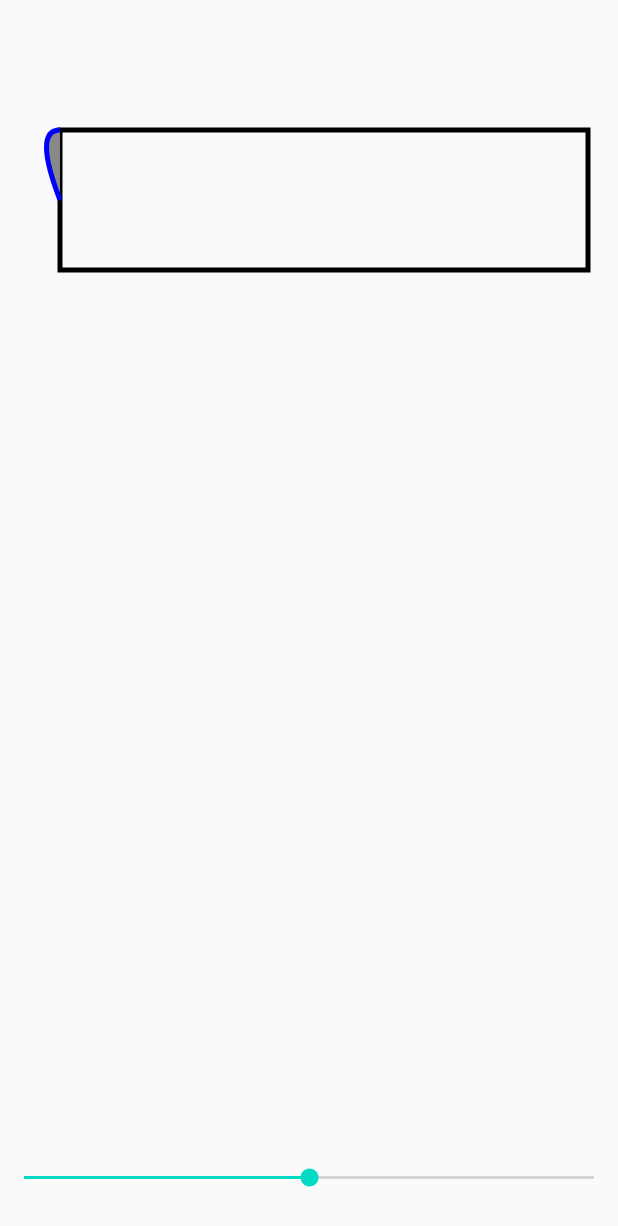
After one commit to ChanningShaw/AndroidPlayground, an Android app: the DrawPathActivity screen opened directly, with no data from a screen before it, on a phone screen of 412 x 824 dp. The commit adds this screen. Shown: the top 1226 px of the screen. Run offline under Robolectric (Android 15) with nearby library versions, the phone set to English and light mode, and no system bars.

Commit message:
添加贝塞尔曲线demo

```diff
--- a/app/src/main/AndroidManifest.xml
+++ b/app/src/main/AndroidManifest.xml
@@ -20,7 +20,7 @@
         <activity android:name=".render.MatrixDemoActivity" />
         <activity android:name=".render.DrawTextDemoActivity" />
         <activity android:name=".planegeometry.PlaneGeometryActivity" />
-        <activity android:name=".sort.SortActivity" /><activity android:name=".kotlin.CoroutineActivity" /><activity android:name=".kotlin.FlowActivity" />
+        <activity android:name=".sort.SortActivity" /><activity android:name=".kotlin.CoroutineActivity" /><activity android:name=".kotlin.FlowActivity" /><activity android:name=".render.DrawPathActivity" />
     </application>
 
 </manifest>
--- a/app/src/main/java/com/wedream/demo/MainActivity.kt
+++ b/app/src/main/java/com/wedream/demo/MainActivity.kt
@@ -12,6 +12,7 @@ import com.wedream.demo.kotlin.FlowActivity
 import com.wedream.demo.render.DrawTextDemoActivity
 import com.wedream.demo.render.MatrixDemoActivity
 import com.wedream.demo.planegeometry.PlaneGeometryActivity
+import com.wedream.demo.render.DrawPathActivity
 import com.wedream.demo.sort.SortActivity
 
 class MainActivity : AppCompatActivity() {
@@ -23,7 +24,8 @@ class MainActivity : AppCompatActivity() {
             PlaneGeometryActivity::class.java,
             CoroutineActivity::class.java,
             FlowActivity::class.java,
-            SortActivity::class.java
+            SortActivity::class.java,
+            DrawPathActivity::class.java
         )
     }
 
--- /dev/null
+++ b/app/src/main/java/com/wedream/demo/render/DrawPathActivity.kt
@@ -0,0 +1,28 @@
+package com.wedream.demo.render
+
+import android.os.Bundle
+import android.widget.SeekBar
+import androidx.appcompat.app.AppCompatActivity
+import com.wedream.demo.R
+
+class DrawPathActivity : AppCompatActivity() {
+
+    var demoView: DrawPathView? = null
+
+    override fun onCreate(savedInstanceState: Bundle?) {
+        super.onCreate(savedInstanceState)
+        setContentView(R.layout.activity_draw_path)
+        demoView = findViewById(R.id.demo_view)
+        findViewById<SeekBar>(R.id.seek).setOnSeekBarChangeListener(object : SeekBar.OnSeekBarChangeListener {
+            override fun onProgressChanged(seekBar: SeekBar?, progress: Int, fromUser: Boolean) {
+                demoView?.setVoiceWeakenLength(progress.toFloat())
+            }
+
+            override fun onStartTrackingTouch(seekBar: SeekBar?) {
+            }
+
+            override fun onStopTrackingTouch(seekBar: SeekBar?) {
+            }
+        })
+    }
+}
--- /dev/null
+++ b/app/src/main/java/com/wedream/demo/render/DrawPathView.kt
@@ -0,0 +1,62 @@
+package com.wedream.demo.render
+
+import android.content.Context
+import android.graphics.*
+import android.util.AttributeSet
+import android.view.MotionEvent
+import android.view.View
+import com.wedream.demo.planegeometry.collapse
+
+class DrawPathView(context: Context, attrs: AttributeSet?, defStyle: Int) : View(context, attrs, defStyle) {
+    constructor(context: Context, attrs: AttributeSet?) : this(context, attrs, 0)
+    constructor(context: Context) : this(context, null, 0)
+
+    private val paint = Paint()
+    private val rectPaint = Paint()
+    private val path = Path()
+    private var rectF = RectF(100f, 100f, 200f, 200f)
+    private var weakenRight = 0f
+
+    init {
+        paint.style = Paint.Style.STROKE
+        paint.strokeWidth = 5f
+        paint.color = Color.GRAY
+
+        rectPaint.style = Paint.Style.STROKE
+        rectPaint.strokeWidth = 5f
+    }
+
+    override fun onDraw(canvas: Canvas?) {
+        canvas?.let {
+            it.drawRect(rectF, rectPaint)
+            path.reset()
+            path.moveTo(rectF.left, rectF.centerY())
+            paint.style = Paint.Style.FILL
+            paint.color = Color.GRAY
+            path.quadTo((rectF.left + weakenRight) * 0.2f, rectF.top, weakenRight, rectF.top);
+            path.lineTo(rectF.left, rectF.top)
+            path.lineTo(rectF.left, rectF.centerY())
+            path.close()
+            it.drawPath(path, paint);
+
+            path.reset()
+            path.moveTo(rectF.left, rectF.centerY())
+            path.quadTo((rectF.left + weakenRight) * 0.2f, rectF.top, weakenRight, rectF.top);
+            paint.style = Paint.Style.STROKE
+            paint.color = Color.BLUE
+            it.drawPath(path, paint);
+        }
+    }
+
+    override fun onLayout(changed: Boolean, left: Int, top: Int, right: Int, bottom: Int) {
+        super.onLayout(changed, left, top, right, bottom)
+        rectF.set(left.toFloat(), 100f, right.toFloat(), 300f)
+        rectF.collapse(30f)
+        weakenRight = rectF.left
+    }
+
+    fun setVoiceWeakenLength(value: Float) {
+        weakenRight = rectF.left + value / 100f * rectF.width()
+        invalidate()
+    }
+}
--- a/app/src/main/java/com/wedream/demo/sort/SortActivity.kt
+++ b/app/src/main/java/com/wedream/demo/sort/SortActivity.kt
@@ -38,6 +38,7 @@ class SortActivity : AppCompatActivity() {
                     1 -> SortAlgorithmType.Select
                     2 -> SortAlgorithmType.Insert
                     3 -> SortAlgorithmType.Shell
+                    4 -> SortAlgorithmType.Merge
                     else -> SortAlgorithmType.Bubble
                 }
                 sortView?.setAlgorithm(algo)
@@ -50,6 +51,6 @@ class SortActivity : AppCompatActivity() {
     }
 
     enum class SortAlgorithmType {
-        Bubble, Select, Insert, Shell
+        Bubble, Select, Insert, Shell, Merge
     }
 }
--- /dev/null
+++ b/app/src/main/res/layout/activity_draw_path.xml
@@ -0,0 +1,24 @@
+<?xml version="1.0" encoding="utf-8"?>
+<LinearLayout xmlns:android="http://schemas.android.com/apk/res/android"
+  android:layout_width="match_parent"
+  android:layout_height="match_parent"
+  android:orientation="vertical">
+
+  <com.wedream.demo.render.DrawPathView
+    android:id="@+id/demo_view"
+    android:layout_width="match_parent"
+    android:layout_height="0dp"
+    android:layout_marginLeft="10dp"
+    android:layout_marginRight="10dp"
+    android:layout_weight="1" />
+
+  <SeekBar
+    android:id="@+id/seek"
+    android:layout_width="match_parent"
+    android:layout_height="wrap_content"
+    android:max="100"
+    android:min="0"
+    android:progress="50"
+    android:layout_marginBottom="30dp" />
+
+</LinearLayout>
--- a/app/src/main/res/values/array.xml
+++ b/app/src/main/res/values/array.xml
@@ -5,5 +5,6 @@
         <item>select</item>
         <item>insert</item>
         <item>shell</item>
+        <item>merge</item>
     </string-array>
 </resources>
```
